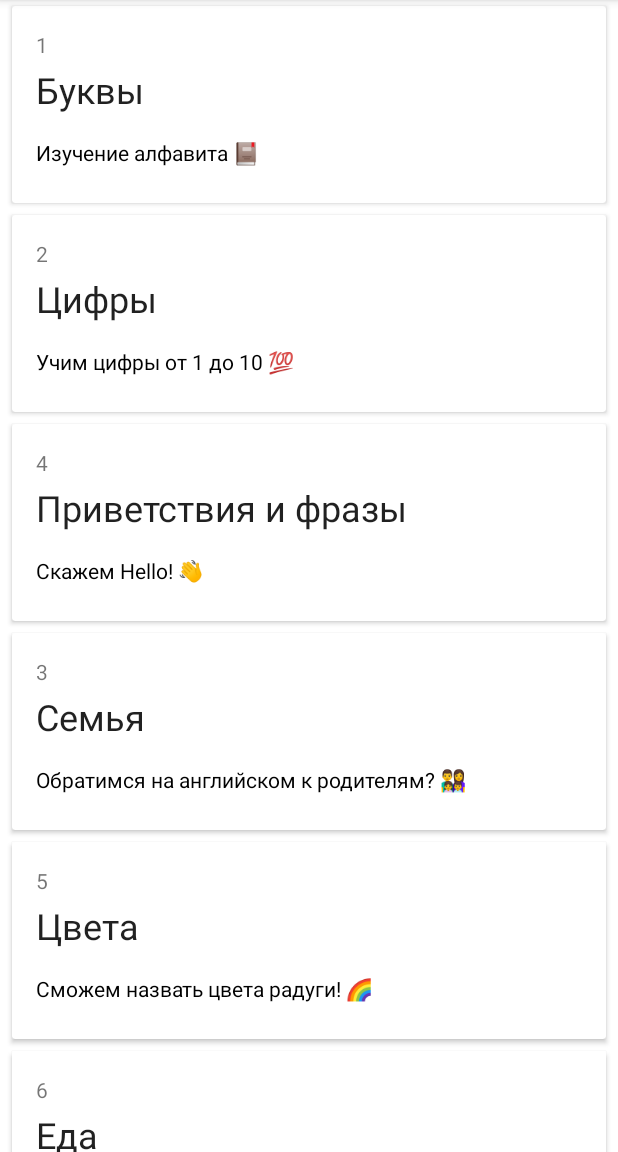
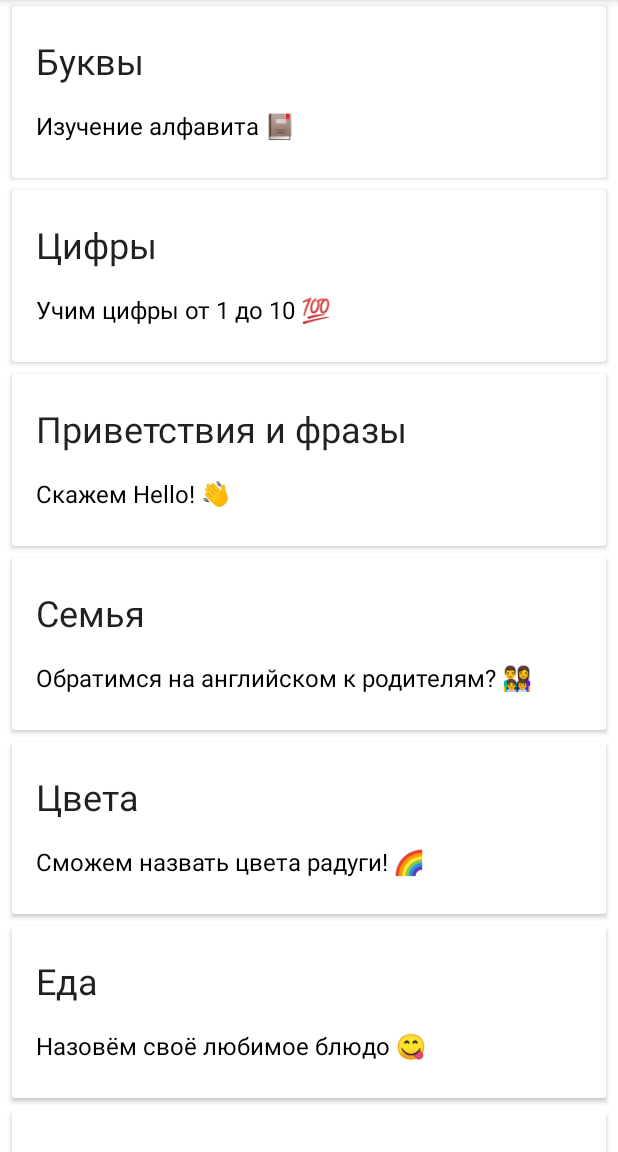
Before and after one commit to Soudagh/KidEng, an Android app: the ChooseTheme screen opened directly, with no data from a screen before it, on a phone screen of 412 x 824 dp, the part 84-1236 px from its top. Run offline under Robolectric (Android 15) with nearby library versions, the phone set to English and light mode, and no system bars.

Commit message:
del themenum and some changes in item_list

```diff
--- a/app/src/main/java/com/example/myproject/ChooseTheme.java
+++ b/app/src/main/java/com/example/myproject/ChooseTheme.java
@@ -32,13 +32,14 @@ public class ChooseTheme extends AppCompatActivity {
     }
 
     private void setInitialData() {
-        themes.add(new Theme(1, "Буквы", "Изучение алфавита 📕"));
-        themes.add(new Theme(2, "Цифры", "Учим цифры от 1 до 10 💯"));
-        themes.add(new Theme(4, "Приветствия и фразы", "Скажем Hello! 👋"));
-        themes.add(new Theme(3, "Семья", "Обратимся на английском к родителям? 👨‍👩‍👧‍👦"));
-        themes.add(new Theme(5, "Цвета", "Сможем назвать цвета радуги! 🌈"));
-        themes.add(new Theme(6, "Еда", "Назовём своё любимое блюдо 😋"));
-        themes.add(new Theme(7, "Животные", "Скажем котику, какой он милый 🐱"));
-        themes.add(new Theme(8, "Природа и город", "На прогулке с родителями покажем им новые умения 😎"));
+        themes.add(new Theme("Буквы", "Изучение алфавита 📕"));
+        themes.add(new Theme("Цифры", "Учим цифры от 1 до 10 💯"));
+        themes.add(new Theme("Приветствия и фразы", "Скажем Hello! 👋"));
+        themes.add(new Theme("Семья", "Обратимся на английском к родителям? 👨‍👩‍👧‍👦"));
+        themes.add(new Theme("Цвета", "Сможем назвать цвета радуги! 🌈"));
+        themes.add(new Theme("Еда", "Назовём своё любимое блюдо 😋"));
+        themes.add(new Theme("Животные", "Скажем котику, какой он милый 🐱"));
+        themes.add(new Theme("Природа и город", "На прогулке с родителями покажем им новые умения 😎"))
+        ;
     }
 }
--- a/app/src/main/java/com/example/myproject/Theme.java
+++ b/app/src/main/java/com/example/myproject/Theme.java
@@ -5,23 +5,16 @@ import java.util.Collection;
 
 public class Theme implements Serializable {
 //    private final long id;
-    private int themeNumber;
     private String theme;
     private String descriptionTheme;
 
-    public Theme(int themeNumber, String theme, String descriptionTheme) {
-        this.themeNumber = themeNumber;
+    public Theme(String theme, String descriptionTheme) {
+
         this.theme = theme;
         this.descriptionTheme = descriptionTheme;
     }
 
-    public int getThemeNumber() {
-        return themeNumber;
-    }
 
-    public void setThemeNumber(int themeNumber) {
-        this.themeNumber = themeNumber;
-    }
 
 
     public String getTheme() {
--- a/app/src/main/java/com/example/myproject/ThemeAdapter.java
+++ b/app/src/main/java/com/example/myproject/ThemeAdapter.java
@@ -40,7 +40,6 @@ public class ThemeAdapter extends RecyclerView.Adapter<ThemeAdapter.ViewHolder>
     public void onBindViewHolder(@NonNull ViewHolder holder, int position) {
         Theme theme = themes.get(position);
         holder.bindView(theme);
-        holder.themeNum.setText(String.valueOf(theme.getThemeNumber()));
         holder.themeName.setText(theme.getTheme());
         holder.themeDescription.setText(theme.getDescriptionTheme());
         holder.itemView.setOnClickListener(v -> onClickListener.onThemeChoiceClick(theme, position));
@@ -53,10 +52,9 @@ public class ThemeAdapter extends RecyclerView.Adapter<ThemeAdapter.ViewHolder>
 
     static class ViewHolder extends RecyclerView.ViewHolder {
         public Theme theme;
-        final TextView themeNum, themeName, themeDescription;
+        final TextView themeName, themeDescription;
         public ViewHolder(@NonNull View itemView) {
             super(itemView);
-            themeNum = itemView.findViewById(R.id.themeNum_tv);
             themeName = itemView.findViewById(R.id.themeName_tv);
             themeDescription = itemView.findViewById(R.id.description_tv);
 
--- a/app/src/main/res/layout/item_list.xml
+++ b/app/src/main/res/layout/item_list.xml
@@ -16,14 +16,7 @@
         android:layout_height="wrap_content"
         android:orientation="vertical">
 
-        <TextView
-            android:id="@+id/themeNum_tv"
-            android:layout_width="wrap_content"
-            android:layout_height="wrap_content"
-            android:ellipsize="end"
-            android:maxLines="1"
-            android:text="@string/theme_number"
-            android:textAppearance="@style/TextAppearance.AppCompat.Small" />
+
         <TextView
             android:id="@+id/themeName_tv"
             android:layout_width="wrap_content"
@@ -33,6 +26,7 @@
             android:maxLines="1"
             android:textAppearance="@style/TextAppearance.AppCompat.Headline"
             tools:text="@string/theme_name"/>
+
         <TextView
             android:id="@+id/description_tv"
             android:layout_width="wrap_content"
@@ -42,7 +36,8 @@
             android:maxLines="5"
             android:textAppearance="@style/TextAppearance.AppCompat.Small"
             android:textColor="@android:color/black"
-            tools:text="@string/theme_description"/>
+            android:textSize="16sp"
+            tools:text="@string/theme_description" />
 
     </LinearLayout>
 
```
